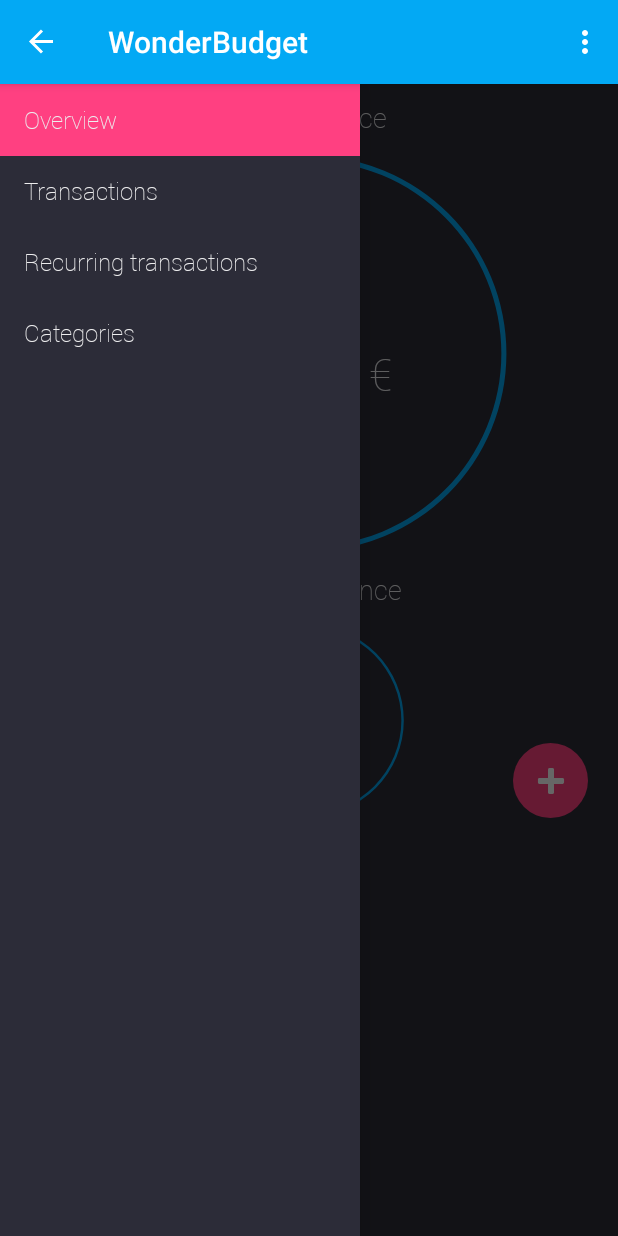
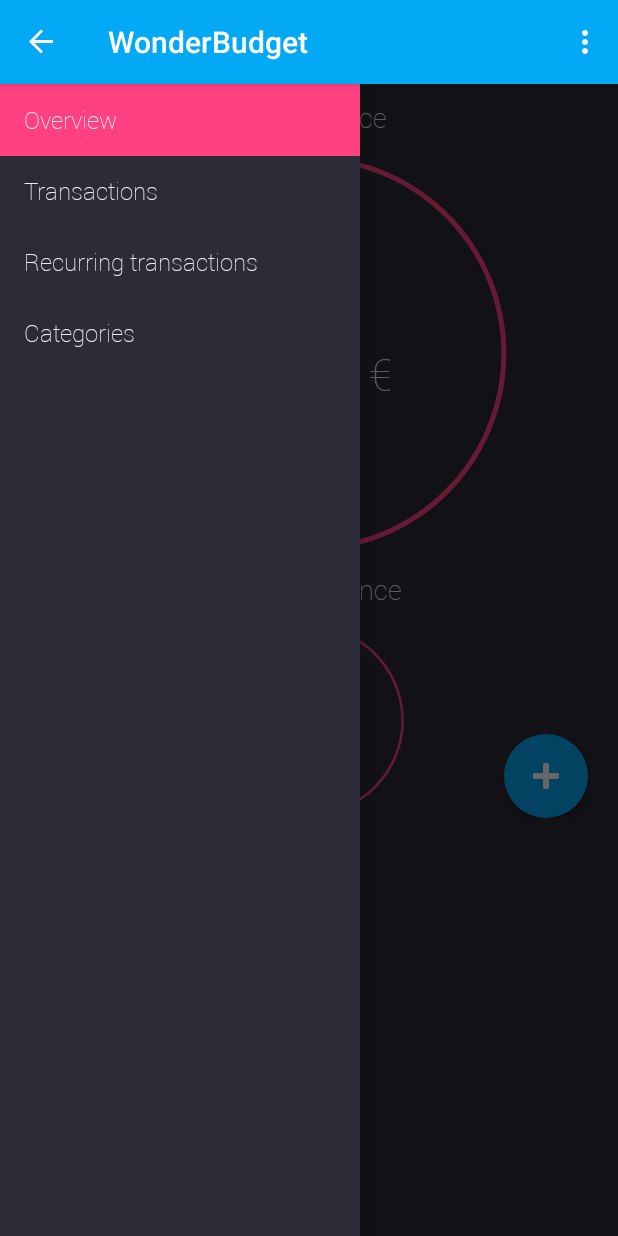
Before and after one commit to RayLeroyWalser/WonderBudget, an Android app: the screen it shows after launch (MainActivity), on a phone screen of 412 x 824 dp. Run offline under Robolectric (Android 15) with nearby library versions, the phone set to English and light mode, and no system bars.

Commit message:
Minor appearance change : color for OverviewFragment

```diff
--- a/mobile/src/main/java/com/android/rubeus/wonderbudget/OverviewFragment.java
+++ b/mobile/src/main/java/com/android/rubeus/wonderbudget/OverviewFragment.java
@@ -44,7 +44,7 @@ public class OverviewFragment extends Fragment {
         totalAmount = (TextView) view.findViewById(R.id.totalAmount);
         realAmount = (TextView) view.findViewById(R.id.realAmount);
         ImageButton addButton = (ImageButton) view.findViewById(R.id.addButton);
-        ((GradientDrawable)addButton.getBackground()).setColor(getResources().getColor(R.color.pink));
+        ((GradientDrawable)addButton.getBackground()).setColor(getResources().getColor(R.color.blue));
 
         totalAmount.setText(db.getTotalAmount()+"");
         realAmount.setText(db.getRealAmount()+"");
--- a/mobile/src/main/res/drawable-hdpi/circular_progress_bar.xml
+++ b/mobile/src/main/res/drawable-hdpi/circular_progress_bar.xml
@@ -9,7 +9,7 @@
         android:innerRadiusRatio="2.1"
         android:shape="ring"
         android:thicknessRatio="80.0">
-        <solid android:color="@color/blue"/>
+        <solid android:color="@color/pink"/>
     </shape>
 
 </rotate>
--- a/mobile/src/main/res/layout/fragment_overview.xml
+++ b/mobile/src/main/res/layout/fragment_overview.xml
@@ -123,9 +123,11 @@
                 android:layout_alignParentRight="true"
                 android:layout_alignParentBottom="true"
                 android:layout_margin="@dimen/add_button_margin"
+                android:padding="@dimen/add_button_padding"
                 android:src="@android:drawable/ic_input_add"
                 android:tint="@android:color/white"
-                android:background="@drawable/oval"/>
+                android:background="@drawable/oval"
+                android:elevation="4dp"/>
 
         </RelativeLayout>
 
--- a/mobile/src/main/res/values/dimens.xml
+++ b/mobile/src/main/res/values/dimens.xml
@@ -8,8 +8,9 @@
     <dimen name="navigation_drawer_width">240dp</dimen>
 
 
-    <dimen name="round_button_diameter">50dp</dimen>
+    <dimen name="round_button_diameter">56dp</dimen>
     <dimen name="add_button_margin">20dp</dimen>
+    <dimen name="add_button_padding">32dp</dimen>
 
     <dimen name="paddingWidget">10dp</dimen>
 </resources>
```
